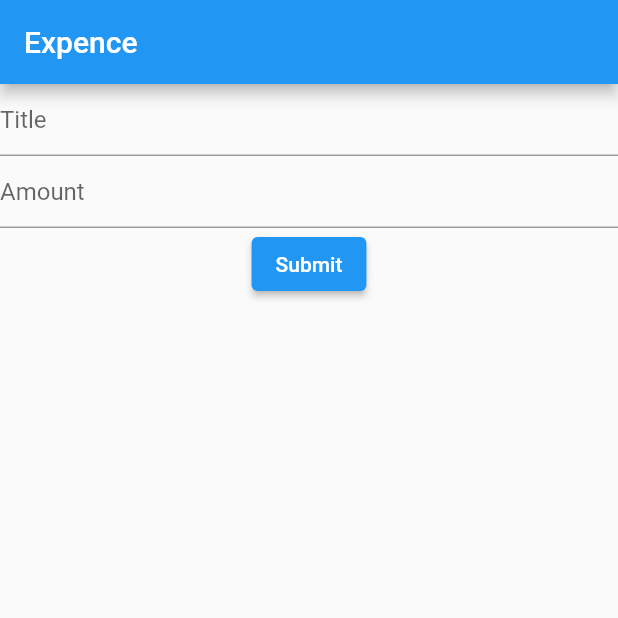
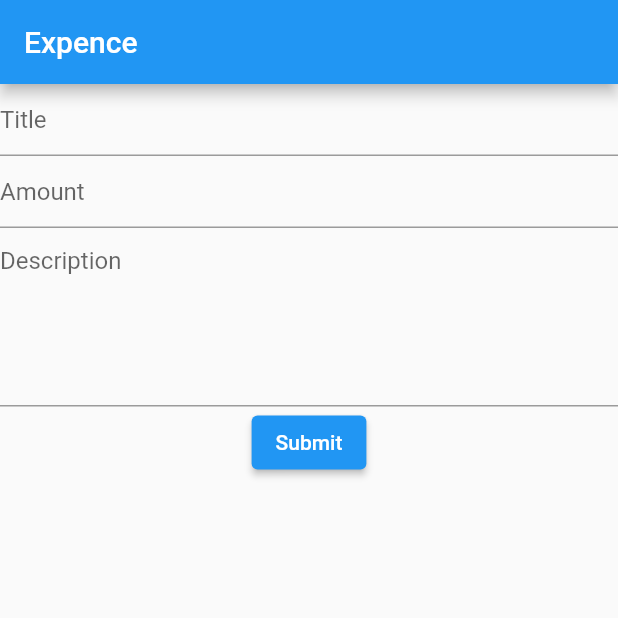
Before and after one commit to lakhan20/expence_appl_flutter, a Flutter app: the screen it shows after launch, after a tap on "Submit", on a phone screen of 412 x 824 dp, the top half of it. Run offline on Flutter 3.47's test engine with Material 2 defaults, Android fonts, the phone set to English and light mode, and no system bars.

Commit message:
expense app almost done

```diff
--- a/lib/main.dart
+++ b/lib/main.dart
@@ -37,13 +37,15 @@ class _MyHomePageState extends State<MyHomePage> {
 
   final titleController=TextEditingController();
   final amountController=TextEditingController();
+  final descController=TextEditingController();
+
 
   List<Transaction> transaction =[
     // Transaction(id: 't1', title: 'Mount Abu', amount: 2000, date: DateTime.now()),
     // Transaction(id: 't2', title: 'Jaipur', amount: 4000, date: DateTime.now())
   ];
   int cnt=1;
-  _addTransaction(String title,double amount){
+  _addTransaction(String title,double amount,String description){
 
 
     print(title);
@@ -52,7 +54,7 @@ class _MyHomePageState extends State<MyHomePage> {
 
    setState(() {
 
-     var tre=Transaction(id: 't$cnt', title: title, amount: amount, date: DateTime.now());
+     var tre=Transaction(id: 't$cnt', title: title, amount: amount, date: DateTime.now(),description: description);
      transaction.add(tre);
      cnt++;
    });
@@ -82,22 +84,33 @@ class _MyHomePageState extends State<MyHomePage> {
               controller: amountController,
               decoration: InputDecoration(hintText: "Amount"),
             ),
+            TextFormField(
+              maxLines: 5,
+              decoration: InputDecoration(hintText: "Description"),
+              controller: descController,
+            ),
             ElevatedButton(onPressed: (){
               print(titleController.text);
               print(amountController.text);
-              _addTransaction(titleController.text,double.parse(amountController.text));
+              _addTransaction(titleController.text,double.parse(amountController.text),descController.text);
             amountController.text="";
             titleController.text="";
+            descController.text="";
               }, child: Text("Submit")),
             Expanded(
               child: ListView.builder(
                 itemCount: transaction.length,
                 itemBuilder: (BuildContext context,int index){
-                  return ListTile(
-                    title: Text('${transaction[index].title}'),
-                    subtitle: Text('${DateFormat.yMd().format(transaction[index].date)}'),
-                    leading: Text('${transaction[index].id}'),
-                    trailing: Text('${transaction[index].amount}'),
+                  return Card(
+                    child: Column(
+                      children: [
+                        Text('${transaction[index].id}'),
+                        Text('${transaction[index].title}'),
+                        Text('${transaction[index].description}'),
+                        Text('${transaction[index].amount}'),
+                        Text('${transaction[index].date}')
+                      ],
+                    ),
                   );
                 },
               ),
--- a/lib/model/transaction.dart
+++ b/lib/model/transaction.dart
@@ -3,11 +3,13 @@ class Transaction{
   final String title;
   final double amount;
   final DateTime date;
+  final String? description;
 
   Transaction({
     required this.id,
     required this.title,
     required this.amount,
     required this.date,
+    this.description,
   });
 }
```
